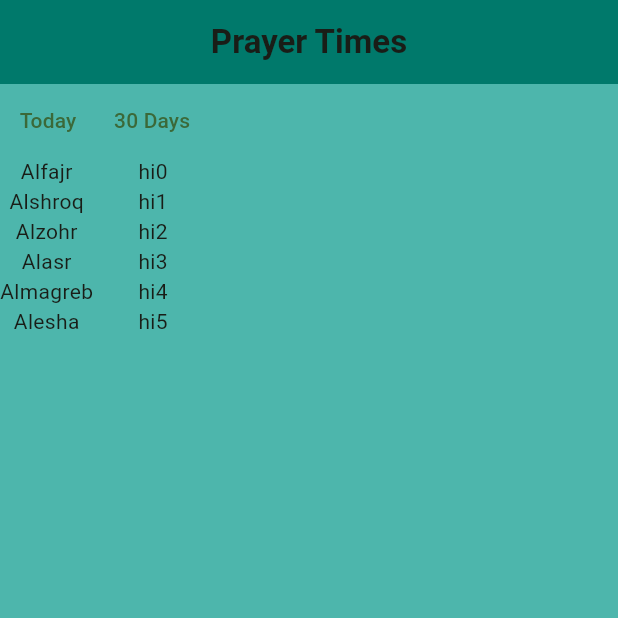
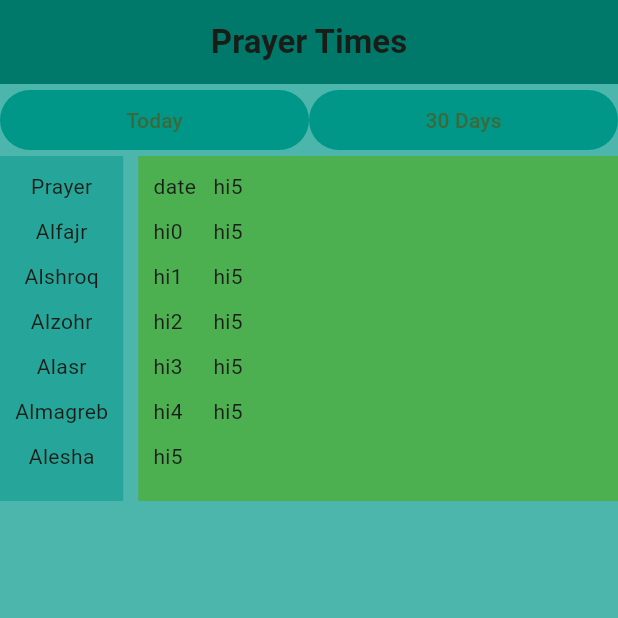
Before and after one commit to Mohamed-Ayman333/Pray, a Flutter app: the screen it shows after launch, on a phone screen of 412 x 824 dp, the top half of it. Run offline on Flutter 3.47's test engine with Material 3 defaults, Android fonts, the phone set to English and light mode, and no system bars.

Commit message:
finshed the homr page sceleton

```diff
--- /dev/null
+++ b/lib/view/Style.dart
@@ -0,0 +1,7 @@
+import 'package:flutter/material.dart';
+
+Map <WidgetStatesConstraint, Color> primaryButtonStyle = {
+  WidgetState.focused: Colors.green,
+  WidgetState.pressed:Colors.lightGreenAccent,
+  WidgetState.any: Colors.teal,
+};
--- a/lib/view/home_page.dart
+++ b/lib/view/home_page.dart
@@ -1,5 +1,6 @@
 import 'package:flutter/material.dart';
 
+import 'Style.dart';
 
 class HomePage extends StatefulWidget {
   const HomePage({super.key, required this.title});
@@ -12,8 +13,21 @@ class HomePage extends StatefulWidget {
 
 class _HomePageState extends State<HomePage> {
 
-  int gridWidth = 1;
-
+ List<Text> times = [
+   Text('date'),
+   Text('hi0'),
+   Text('hi1'),
+   Text('hi2'),
+   Text('hi3'),
+   Text('hi4'),
+   Text('hi5'),
+   Text('hi5'),
+   Text('hi5'),
+   Text('hi5'),
+   Text('hi5'),
+   Text('hi5'),
+   Text('hi5'),
+ ];
   @override
   Widget build(BuildContext context) {
     return Scaffold(
@@ -33,24 +47,42 @@ class _HomePageState extends State<HomePage> {
         child:Column(
           children: [
             Row(
+              mainAxisAlignment: MainAxisAlignment.center,
               children: [
-                TextButton(
-                  onPressed: ()=>{},
+                Expanded(
+                    child:TextButton(
+                      onPressed: () {},
+                      style: ButtonStyle(
+                        backgroundColor: WidgetStateColor.fromMap(primaryButtonStyle),
+                      ),
                       child: Text('Today'),
                     ),
-                TextButton(
-                  onPressed: ()=>{},
+                ),
+                Expanded(
+                    child: TextButton(
+                        onPressed: () {},
+                        style: ButtonStyle(
+                          backgroundColor: WidgetStateColor.fromMap(primaryButtonStyle),                    ),
                         child: Text('30 Days')
+                    ),
                 ),
               ],
             ),
             SizedBox(
-              height: 120,
+              height: 230,
               child: Row(
-                spacing: 30,
+                spacing: 10,
                 children: [
-                  Column(
+                  Container(
+                    color: Colors.teal[400],
+                    padding: EdgeInsets.symmetric(
+                      horizontal: 10,
+                      vertical: 10,
+                    ),
+                    child: Column(
+                      spacing: 10,
                       children: [
+                        Text('Prayer'),
                         Text('Alfajr'),
                         Text('Alshroq'),
                         Text('Alzohr'),
@@ -59,19 +91,21 @@ class _HomePageState extends State<HomePage> {
                         Text('Alesha'),
                       ],
                     ),
+                  ),
                   Expanded(
+                    child: Container(
+                      color: Colors.green,
+                      padding: EdgeInsets.symmetric(
+                        horizontal: 10,
+                        vertical: 10,
+                      ),
+                      margin: EdgeInsets.all(0),
                       child: GridView.count(
-                      crossAxisCount: 6,
+                        crossAxisCount: 7,
                         scrollDirection: Axis.horizontal,
                         mainAxisSpacing: 10,
-                      children: [
-                        Text('hi0'),
-                        Text('hi1'),
-                        Text('hi2'),
-                        Text('hi3'),
-                        Text('hi4'),
-                        Text('hi5'),
-                      ],
+                        children: times,
+                      ),
                     ),
                   ),
                 ],
```
Lines whose indentation alone changed are shown as unchanged.
